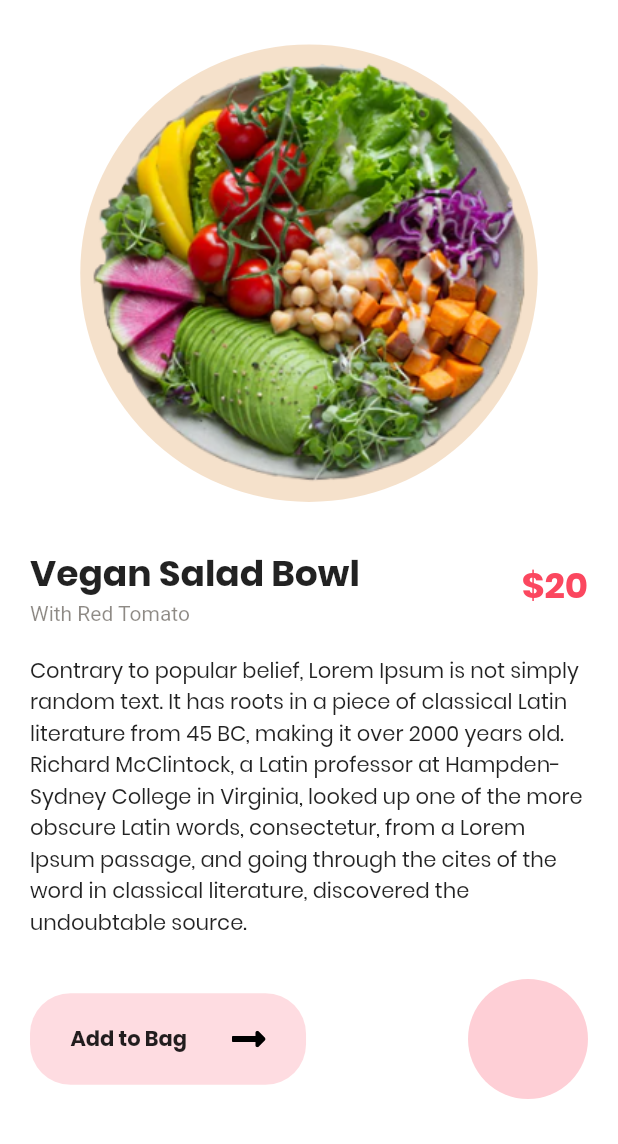
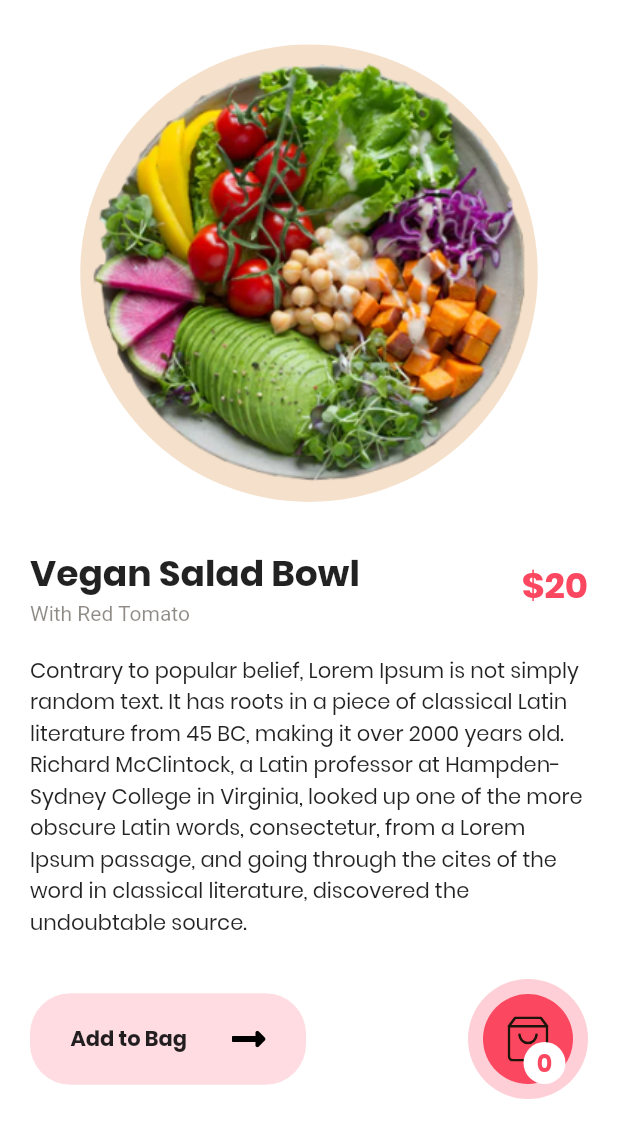
Before and after one commit to j-pcgoncalves/food_delivery, a Flutter app: the DetailsScreen screen opened directly, on a phone screen of 412 x 824 dp, the part 92-1236 px from its top. Run offline on Flutter 3.47's test engine with Material 2 defaults, Android fonts, the phone set to English and light mode, and no system bars; our stand-ins replace flutter_svg.

Commit message:
details screen done

```diff
--- a/lib/screens/details_screen.dart
+++ b/lib/screens/details_screen.dart
@@ -114,6 +114,42 @@ class DetailsScreen extends StatelessWidget {
                       shape: BoxShape.circle,
                       color: kPrimaryColor.withOpacity(.26),
                     ),
+                    child: Stack(
+                      alignment: Alignment.center,
+                      children: <Widget>[
+                        Container(
+                          padding: const EdgeInsets.all(15),
+                          height: 60,
+                          width: 60,
+                          decoration: const BoxDecoration(
+                            shape: BoxShape.circle,
+                            color: kPrimaryColor,
+                          ),
+                          child: SvgPicture.asset('assets/icons/bag.svg'),
+                        ),
+                        Positioned(
+                          right: 15,
+                          bottom: 10,
+                          child: Container(
+                            alignment: Alignment.center,
+                            height: 28,
+                            width: 28,
+                            decoration: const BoxDecoration(
+                              shape: BoxShape.circle,
+                              color: kWhiteColor,
+                            ),
+                            child: Text(
+                              '0',
+                              style: Theme.of(context)
+                                  .textTheme
+                                  .labelLarge
+                                  ?.copyWith(
+                                      color: kPrimaryColor, fontSize: 16),
+                            ),
+                          ),
+                        ),
+                      ],
+                    ),
                   ),
                 ],
               ),
```
